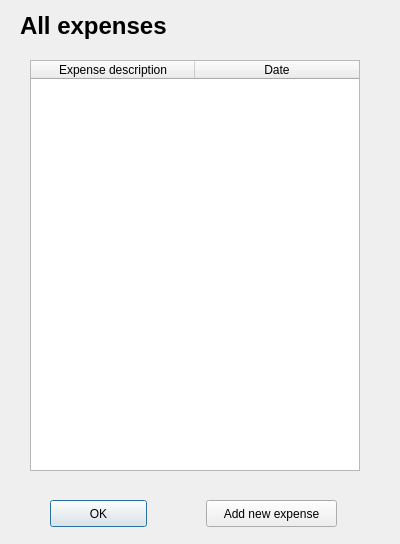
The window that dialogs/expense/ExpenseIndex.ui (supermaximo93/Computing_Project) describes before a commit, drawn with Qt 5.
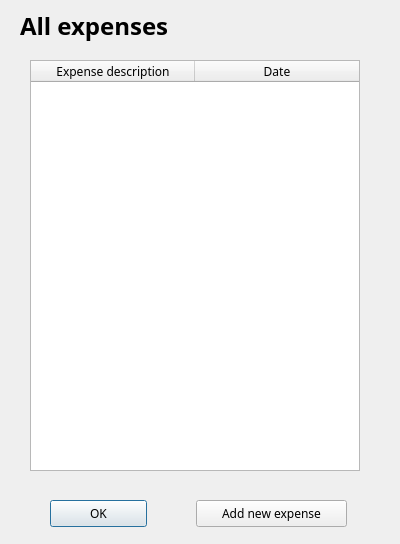
The same window after the commit.

The edit to the form file:
```diff
--- a/dialogs/expense/ExpenseIndex.ui
+++ b/dialogs/expense/ExpenseIndex.ui
@@ -10,6 +10,11 @@
     <height>544</height>
    </rect>
   </property>
+  <property name="font">
+   <font>
+    <family>Sans Serif</family>
+   </font>
+  </property>
   <property name="windowTitle">
    <string>Dialog</string>
   </property>
@@ -41,7 +46,7 @@
     </size>
    </property>
    <property name="alternatingRowColors">
-    <bool>true</bool>
+    <bool>false</bool>
    </property>
    <property name="showGrid">
     <bool>false</bool>
@@ -88,9 +93,9 @@
   <widget class="QPushButton" name="pushButton_addNewExpense">
    <property name="geometry">
     <rect>
-     <x>206</x>
+     <x>196</x>
      <y>500</y>
-     <width>131</width>
+     <width>151</width>
      <height>27</height>
     </rect>
    </property>
```
Left out of the diff: 2 changed lines with no effect on the pictures.
